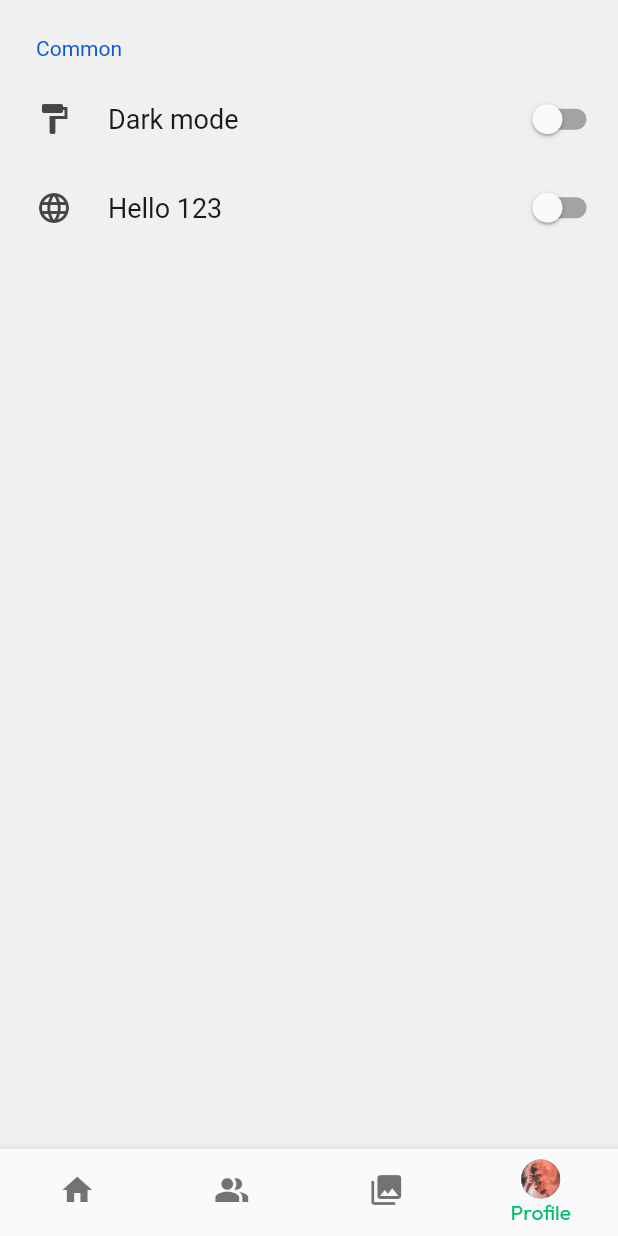
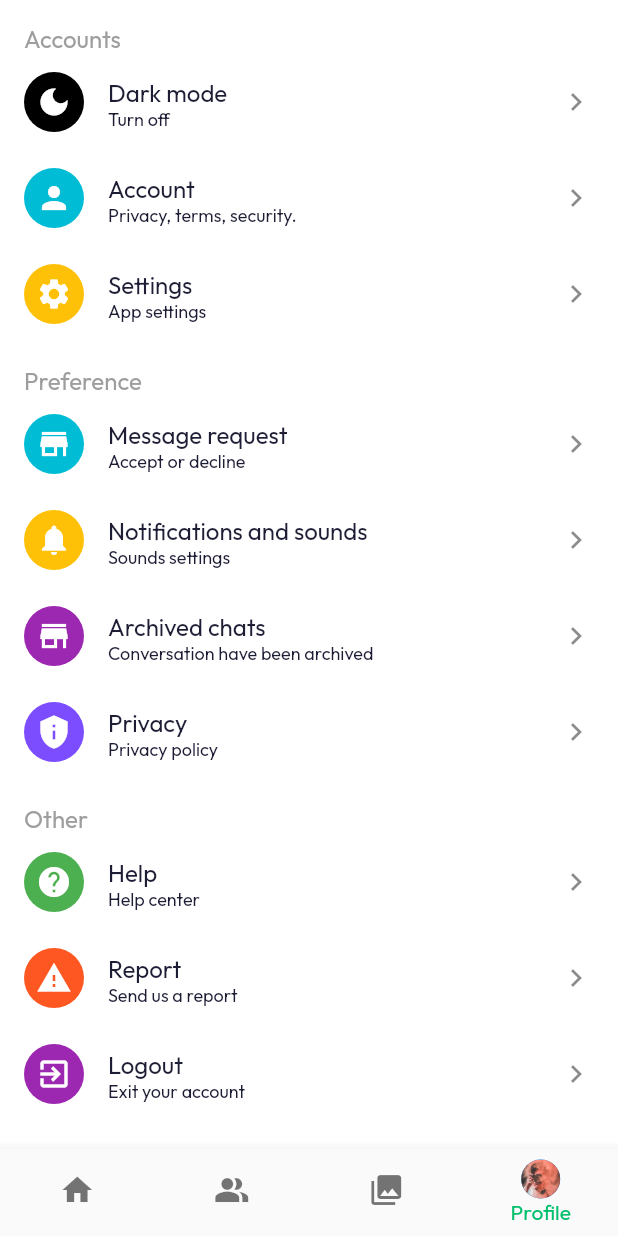
Before and after one commit to nguyentan2808/flutter-messenger-app, a Flutter app: the HomeScreen screen opened directly, item 4 of the bottom bar chosen, on a phone screen of 412 x 824 dp. Run offline on Flutter 3.47's test engine with Material 2 defaults, Android fonts, the phone set to English and light mode, and no system bars; drawn by our look-alikes of settings_ui; our stand-ins replace device_preview, flutter_svg, get, get_storage, google_fonts; missing offline and left inert: custom_pop_up_menu; accounts and stored records are empty.

Commit message:
feat: ssettings and darkmode screens

```diff
--- a/lib/screens/Setting/setting_screen.dart
+++ b/lib/screens/Setting/setting_screen.dart
@@ -1,9 +1,170 @@
+// import 'package:flutter/material.dart';
+// import 'package:get/get.dart';
+// import 'package:lab6/services/i18n_service.dart';
+// import 'package:settings_ui/settings_ui.dart';
+
+// import '../../services/theme_service.dart';
+
+// class SettingScreen extends StatefulWidget {
+//   const SettingScreen({Key? key}) : super(key: key);
+
+//   @override
+//   State<SettingScreen> createState() => _SettingScreenState();
+// }
+
+// class _SettingScreenState extends State<SettingScreen> {
+//   bool _isDarkMode = false;
+//   bool _isVN = false;
+
+//   @override
+//   Widget build(BuildContext context) {
+//     return SettingsList(
+//       sections: [
+//         SettingsSection(
+//           title: const Text('Common'),
+//           tiles: <SettingsTile>[
+//             SettingsTile.switchTile(
+//               onToggle: (value) {
+//                 setState(() {
+//                   _isDarkMode = value;
+//                 });
+//                 ThemeService().switchTheme();
+//               },
+//               initialValue: _isDarkMode,
+//               leading: const Icon(Icons.format_paint),
+//               title: const Text('Dark mode'),
+//             ),
+//             SettingsTile.switchTile(
+//               onToggle: (value) {
+//                 if (_isVN) {
+//                   I18nService().changeLocale('en');
+//                 } else {
+//                   I18nService().changeLocale('vi');
+//                 }
+//                 setState(() {
+//                   _isVN = !_isVN;
+//                 });
+//               },
+//               initialValue: _isDarkMode,
+//               leading: const Icon(Icons.language),
+//               title: Text('hello'.tr),
+//             ),
+//           ],
+//         ),
+//       ],
+//     );
+
+//     //   return Scaffold(
+//     //     appBar: AppBar(
+//     //       backgroundColor: Colors.transparent,
+//     //       automaticallyImplyLeading: false,
+//     //       leading: const Icon(
+//     //         Icons.arrow_back,
+//     //         size: 30,
+//     //       ),
+//     //       iconTheme:
+//     //           IconThemeData(color: Theme.of(context).textTheme.bodyText1?.color),
+//     //       title: Text(
+//     //         'Settings',
+//     //         style: TextStyle(
+//     //             color: Theme.of(context).textTheme.bodyText1?.color,
+//     //             fontSize: 24.0),
+//     //       ),
+//     //     ),
+//     //     body: Padding(
+//     //       padding: const EdgeInsets.all(16.0),
+//     //       child: Column(
+//     //         children: [
+//     //           Row(children: [
+//     //             CircleAvatar(
+//     //               radius: screenSize.width * 0.1,
+//     //               backgroundImage: const AssetImage('assets/images/avatar.jpg'),
+//     //             ),
+//     //             const SizedBox(width: 16),
+//     //             Expanded(
+//     //               child: Column(
+//     //                 crossAxisAlignment: CrossAxisAlignment.start,
+//     //                 children: const [
+//     //                   Text(
+//     //                     'Madara Uchiha',
+//     //                     style: TextStyle(
+//     //                       fontFamily: "Outfit",
+//     //                       fontSize: 24,
+//     //                     ),
+//     //                   ),
+//     //                   SizedBox(height: 8.0),
+//     //                   Text("Don't tell anyone, but I'm a ninja! "),
+//     //                 ],
+//     //               ),
+//     //             ),
+//     //             const SizedBox(width: 40.0),
+//     //             const Icon(
+//     //               Icons.qr_code_scanner,
+//     //               size: 28.0,
+//     //             )
+//     //           ]),
+//     //           const SizedBox(height: 40.0),
+//     //           Expanded(child: ListView.builder(itemBuilder: (context, index) {
+//     //             return Column(
+//     //               children: [
+//     //                 Row(children: [
+//     //                   const Icon(
+//     //                     Icons.person_outline,
+//     //                     size: 40,
+//     //                   ),
+//     //                   const SizedBox(width: 16.0),
+//     //                   Expanded(
+//     //                       child: Column(
+//     //                     crossAxisAlignment: CrossAxisAlignment.start,
+//     //                     children: const [
+//     //                       Text('Account',
+//     //                           style: TextStyle(
+//     //                               fontFamily: 'Outfit',
+//     //                               fontSize: 22,
+//     //                               fontWeight: FontWeight.w500),),
+//     //                       Text(
+//     //                         'Privacy, secutrity, change email or number',
+//     //                         style: TextStyle(
+//     //                           fontFamily: 'Outfit',
+//     //                         ),
+//     //                       )
+//     //                     ],
+//     //                   ),),
+//     //                 ]),
+//     //                 const SizedBox(
+//     //                   height: 12,
+//     //                 ),
+//     //               ],
+//     //             );
+//     //           }),)
+//     //         ],
+//     //       ),
+//     //     ),
+//     //   );
+//   }
+// }
+
 import 'package:flutter/material.dart';
 import 'package:get/get.dart';
-import 'package:lab6/services/i18n_service.dart';
-import 'package:settings_ui/settings_ui.dart';
+import 'package:lab6/constant.dart';
+import 'package:lab6/screens/Setting/dark_mode.dart';
 
-import '../../services/theme_service.dart';
+class ItemModel {
+  IconData icon;
+  Color iconColor;
+  String title;
+  String subTitle;
+  bool isNavigation;
+  VoidCallback handleClick;
+
+  ItemModel(
+      {required this.icon,
+      required this.iconColor,
+      required this.title,
+      required this.subTitle,
+      required this.isNavigation,
+      required this.handleClick});
+}
 
 class SettingScreen extends StatefulWidget {
   const SettingScreen({Key? key}) : super(key: key);
@@ -13,133 +174,177 @@ class SettingScreen extends StatefulWidget {
 }
 
 class _SettingScreenState extends State<SettingScreen> {
-  bool _isDarkMode = false;
-  bool _isVN = false;
+  List<ItemModel> listAccountSettings = [
+    ItemModel(
+      icon: Icons.dark_mode,
+      iconColor: Colors.black,
+      title: 'Dark mode',
+      subTitle: 'Turn off',
+      isNavigation: true,
+      handleClick: () {
+        Get.to(
+          () => const DarkModeScreen(),
+          transition: Transition.rightToLeft,
+        );
+      },
+    ),
+    ItemModel(
+      icon: Icons.person,
+      iconColor: Colors.cyan,
+      title: 'Account',
+      subTitle: 'Privacy, terms, security.',
+      isNavigation: false,
+      handleClick: () {},
+    ),
+    ItemModel(
+      icon: Icons.settings,
+      iconColor: Colors.amber,
+      title: 'Settings',
+      subTitle: 'App settings',
+      isNavigation: true,
+      handleClick: () {},
+    ),
+  ];
+
+  List<ItemModel> listPreferenceSettings = [
+    ItemModel(
+      icon: Icons.store,
+      iconColor: Colors.cyan,
+      title: 'Message request',
+      subTitle: 'Accept or decline',
+      isNavigation: false,
+      handleClick: () {},
+    ),
+    ItemModel(
+      icon: Icons.notifications,
+      iconColor: Colors.amber,
+      title: 'Notifications and sounds',
+      subTitle: 'Sounds settings',
+      isNavigation: false,
+      handleClick: () {},
+    ),
+    ItemModel(
+      icon: Icons.store,
+      iconColor: Colors.purple,
+      title: 'Archived chats',
+      subTitle: 'Conversation have been archived',
+      isNavigation: false,
+      handleClick: () {},
+    ),
+    ItemModel(
+      icon: Icons.privacy_tip,
+      iconColor: Colors.deepPurpleAccent,
+      title: 'Privacy',
+      subTitle: 'Privacy policy',
+      isNavigation: false,
+      handleClick: () {},
+    ),
+  ];
+
+  List<ItemModel> listOthersSettings = [
+    ItemModel(
+      icon: Icons.help,
+      iconColor: Colors.green,
+      title: 'Help',
+      subTitle: 'Help center',
+      isNavigation: true,
+      handleClick: () {},
+    ),
+    ItemModel(
+      icon: Icons.warning,
+      iconColor: Colors.deepOrange,
+      title: 'Report',
+      subTitle: 'Send us a report',
+      isNavigation: false,
+      handleClick: () {},
+    ),
+    ItemModel(
+      icon: Icons.exit_to_app,
+      iconColor: Colors.purple,
+      title: 'Logout',
+      subTitle: 'Exit your account',
+      isNavigation: false,
+      handleClick: () {},
+    ),
+  ];
 
   @override
   Widget build(BuildContext context) {
-    return SettingsList(
-      sections: [
-        SettingsSection(
-          title: const Text('Common'),
-          tiles: <SettingsTile>[
-            SettingsTile.switchTile(
-              onToggle: (value) {
-                setState(() {
-                  _isDarkMode = value;
-                });
-                ThemeService().switchTheme();
-              },
-              initialValue: _isDarkMode,
-              leading: const Icon(Icons.format_paint),
-              title: const Text('Dark mode'),
-            ),
-            SettingsTile.switchTile(
-              onToggle: (value) {
-                if (_isVN) {
-                  I18nService().changeLocale('en');
-                } else {
-                  I18nService().changeLocale('vi');
-                }
-                setState(() {
-                  _isVN = !_isVN;
-                });
-              },
-              initialValue: _isDarkMode,
-              leading: const Icon(Icons.language),
-              title: Text('hello'.tr),
-            ),
-          ],
-        ),
-      ],
+    List<Widget> accounts =
+        listAccountSettings.map((item) => SettingRow(item: item)).toList();
+
+    return SingleChildScrollView(
+      child: Column(
+        children: [
+          SettingSection(title: "Accounts", list: listAccountSettings),
+          SettingSection(title: "Preference", list: listPreferenceSettings),
+          SettingSection(title: "Other", list: listOthersSettings),
+          // ...accounts,
+          // ...accounts
+        ],
+      ),
     );
-
-    //   return Scaffold(
-    //     appBar: AppBar(
-    //       backgroundColor: Colors.transparent,
-    //       automaticallyImplyLeading: false,
-    //       leading: const Icon(
-    //         Icons.arrow_back,
-    //         size: 30,
-    //       ),
-    //       iconTheme:
-    //           IconThemeData(color: Theme.of(context).textTheme.bodyText1?.color),
-    //       title: Text(
-    //         'Settings',
-    //         style: TextStyle(
-    //             color: Theme.of(context).textTheme.bodyText1?.color,
-    //             fontSize: 24.0),
-    //       ),
-    //     ),
-    //     body: Padding(
-    //       padding: const EdgeInsets.all(16.0),
-    //       child: Column(
-    //         children: [
-    //           Row(children: [
-    //             CircleAvatar(
-    //               radius: screenSize.width * 0.1,
-    //               backgroundImage: const AssetImage('assets/images/avatar.jpg'),
-    //             ),
-    //             const SizedBox(width: 16),
-    //             Expanded(
-    //               child: Column(
-    //                 crossAxisAlignment: CrossAxisAlignment.start,
-    //                 children: const [
-    //                   Text(
-    //                     'Madara Uchiha',
-    //                     style: TextStyle(
-    //                       fontFamily: "Outfit",
-    //                       fontSize: 24,
-    //                     ),
-    //                   ),
-    //                   SizedBox(height: 8.0),
-    //                   Text("Don't tell anyone, but I'm a ninja! "),
-    //                 ],
-    //               ),
-    //             ),
-    //             const SizedBox(width: 40.0),
-    //             const Icon(
-    //               Icons.qr_code_scanner,
-    //               size: 28.0,
-    //             )
-    //           ]),
-    //           const SizedBox(height: 40.0),
-    //           Expanded(child: ListView.builder(itemBuilder: (context, index) {
-    //             return Column(
-    //               children: [
-    //                 Row(children: [
-    //                   const Icon(
-    //                     Icons.person_outline,
-    //                     size: 40,
-    //                   ),
-    //                   const SizedBox(width: 16.0),
-    //                   Expanded(
-    //                       child: Column(
-    //                     crossAxisAlignment: CrossAxisAlignment.start,
-    //                     children: const [
-    //                       Text('Account',
-    //                           style: TextStyle(
-    //                               fontFamily: 'Outfit',
-    //                               fontSize: 22,
-    //                               fontWeight: FontWeight.w500),),
-    //                       Text(
-    //                         'Privacy, secutrity, change email or number',
-    //                         style: TextStyle(
-    //                           fontFamily: 'Outfit',
-    //                         ),
-    //                       )
-    //                     ],
-    //                   ),),
-    //                 ]),
-    //                 const SizedBox(
-    //                   height: 12,
-    //                 ),
-    //               ],
-    //             );
-    //           }),)
-    //         ],
-    //       ),
-    //     ),
-    //   );
   }
 }
+
+class SettingSection extends StatelessWidget {
+  const SettingSection({Key? key, required this.title, required this.list})
+      : super(key: key);
+  final String title;
+  final List<ItemModel> list;
+
+  @override
+  Widget build(BuildContext context) {
+    return Container(
+      padding: const EdgeInsets.only(top: kDefaultPadding),
+      child: Column(
+        children: [
+          Container(
+            alignment: Alignment.centerLeft,
+            padding: const EdgeInsets.symmetric(horizontal: kDefaultPadding),
+            child: Text(
+              title,
+              style: const TextStyle(color: Colors.grey, fontSize: 16.0),
+            ),
+          ),
+          ...list.map((item) => SettingRow(item: item)).toList(),
+        ],
+      ),
+    );
+  }
+}
+
+class SettingRow extends StatelessWidget {
+  const SettingRow({
+    Key? key,
+    required this.item,
+  }) : super(key: key);
+
+  final ItemModel item;
+
+  @override
+  Widget build(BuildContext context) {
+    return ListTile(
+      visualDensity: const VisualDensity(vertical: -2),
+      leading: Container(
+        padding: const EdgeInsets.all(kDefaultPadding / 2),
+        decoration: BoxDecoration(
+            color: item.iconColor,
+            borderRadius: const BorderRadius.all(Radius.circular(100))),
+        child: Icon(
+          item.icon,
+          color: Colors.white,
+          size: 24,
+        ),
+      ),
+      trailing: const Icon(Icons.navigate_next),
+      title: Text(item.title),
+      subtitle: Text(
+        item.subTitle,
+        style: TextStyle(
+            color: Theme.of(context).textTheme.bodyText1?.color, fontSize: 12),
+      ),
+      onTap: item.handleClick,
+    );
+  }
+}
```
Also changed, not shown: lib/screens/Setting/dark_mode.dart (added, +84 -0 lines), lib/services/theme_service.dart (+9 -0 lines).
